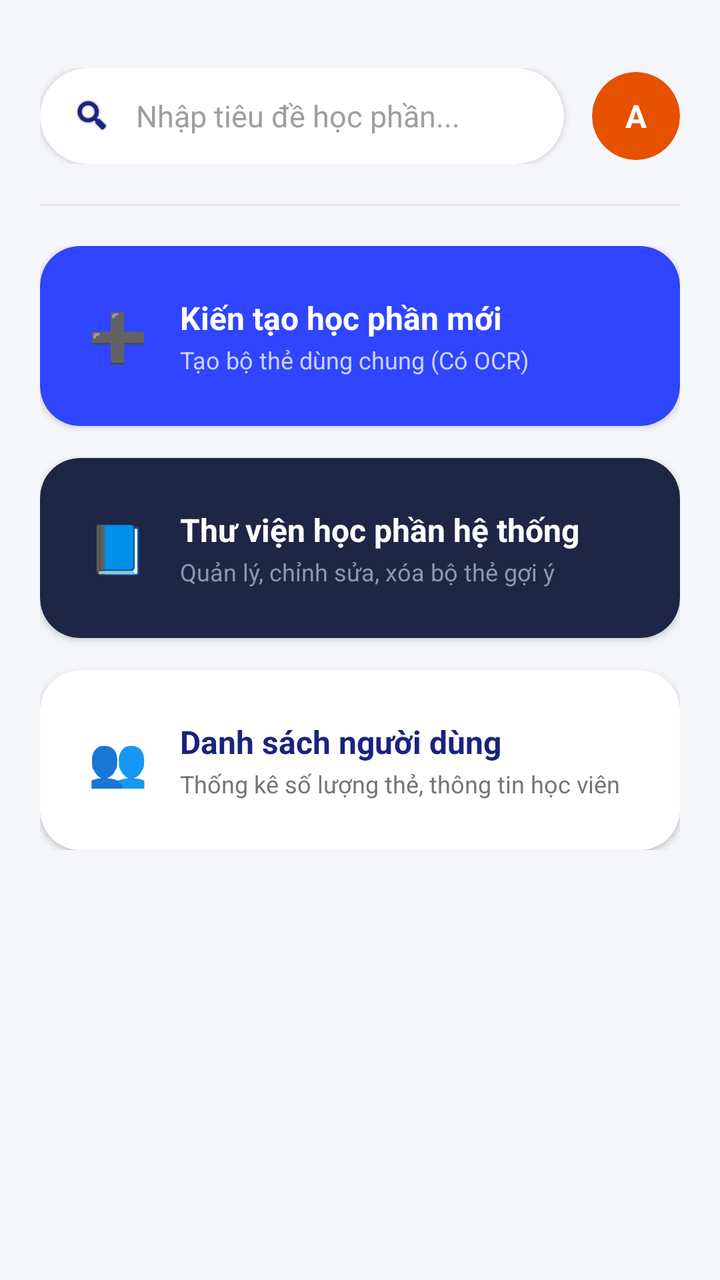
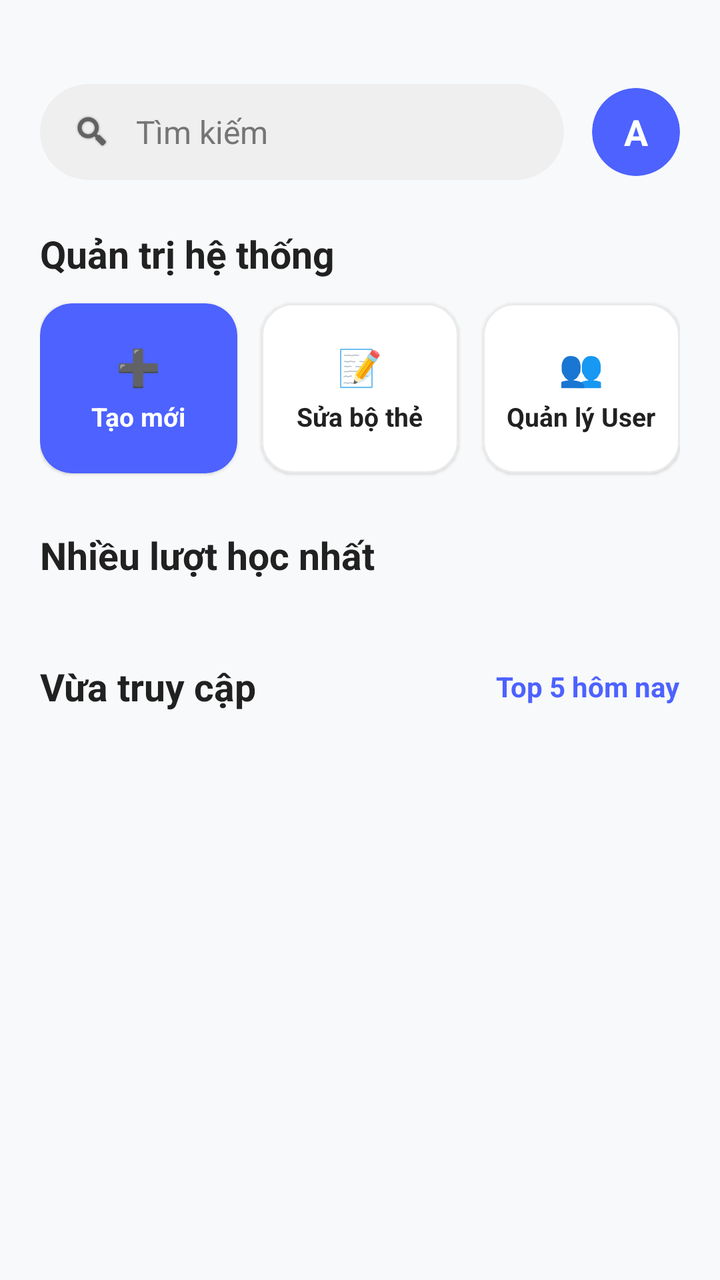

An Android layout rendered at two revisions. The XML below is the earlier revision; the diff shows what the commit changed to produce the second picture.
<!-- AndroidManifest.xml: application theme Theme.FlashcardApp -->
<!-- res/layout/activity_admin_main.xml -->
<?xml version="1.0" encoding="utf-8"?>
<LinearLayout
    xmlns:android="http://schemas.android.com/apk/res/android"
    xmlns:app="http://schemas.android.com/apk/res-auto"
    android:layout_width="match_parent"
    android:layout_height="match_parent"
    android:orientation="vertical"
    android:background="#F4F6FA"
    android:paddingHorizontal="20dp">

    <RelativeLayout
        android:layout_width="match_parent"
        android:layout_height="wrap_content"
        android:layout_marginTop="34dp"> <com.google.android.material.card.MaterialCardView
        android:id="@+id/btnFakeSearchContainer"
        android:layout_width="match_parent"
        android:layout_height="48dp"
        android:layout_toStartOf="@id/cardAdminAvatarWrapper"
        android:layout_marginEnd="14dp"
        android:layout_centerVertical="true"
        app:cardCornerRadius="24dp"
        app:cardElevation="2dp"
        app:strokeWidth="0dp"
        app:cardBackgroundColor="#FFFFFF">

        <LinearLayout
            android:layout_width="match_parent"
            android:layout_height="match_parent"
            android:gravity="center_vertical"
            android:paddingHorizontal="16dp">

            <ImageView
                android:layout_width="20dp"
                android:layout_height="20dp"
                android:src="@android:drawable/ic_search_category_default"
                app:tint="#1A237E"/>

            <TextView
                android:layout_width="match_parent"
                android:layout_height="wrap_content"
                android:layout_marginStart="12dp"
                android:text="Nhập tiêu đề học phần..."
                android:textColor="#9E9E9E"
                android:textSize="15sp"/>
        </LinearLayout>
    </com.google.android.material.card.MaterialCardView>

        <com.google.android.material.card.MaterialCardView
            android:id="@+id/cardAdminAvatarWrapper"
            android:layout_width="44dp"
            android:layout_height="44dp"
            android:layout_alignParentEnd="true"
            android:layout_centerVertical="true"
            app:cardCornerRadius="22dp"
            app:strokeWidth="0dp"
            app:cardBackgroundColor="#E65100">
            <TextView
                android:layout_width="match_parent"
                android:layout_height="match_parent"
                android:gravity="center"
                android:text="A"
                android:textColor="#FFFFFF"
                android:textStyle="bold"
                android:textSize="16sp"/>
        </com.google.android.material.card.MaterialCardView>
    </RelativeLayout>

    <View android:layout_width="match_parent" android:layout_height="1dp" android:background="#EAEAEA" android:layout_marginTop="20dp" android:layout_marginBottom="20dp"/>

    <LinearLayout
        android:layout_width="match_parent"
        android:layout_height="wrap_content"
        android:orientation="vertical">

        <com.google.android.material.card.MaterialCardView
            android:id="@+id/btnMenuCreateDeck"
            android:layout_width="match_parent"
            android:layout_height="90dp"
            android:layout_marginBottom="16dp"
            app:cardCornerRadius="20dp"
            app:cardElevation="2dp"
            app:strokeWidth="0dp"
            app:cardBackgroundColor="#2F45FF">
            <LinearLayout
                android:layout_width="match_parent"
                android:layout_height="match_parent"
                android:gravity="center_vertical"
                android:paddingHorizontal="24dp">
                <TextView android:layout_width="wrap_content" android:layout_height="wrap_content" android:text="➕" android:textSize="24sp" />
                <LinearLayout android:layout_width="wrap_content" android:layout_height="wrap_content" android:orientation="vertical" android:layout_marginStart="16dp">
                    <TextView android:layout_width="wrap_content" android:layout_height="wrap_content" android:text="Kiến tạo học phần mới" android:textColor="#FFFFFF" android:textSize="16sp" android:textStyle="bold"/>
                    <TextView android:layout_width="wrap_content" android:layout_height="wrap_content" android:text="Tạo bộ thẻ dùng chung (Có OCR)" android:textColor="#CDD1FF" android:textSize="12sp" android:layout_marginTop="2dp"/>
                </LinearLayout>
            </LinearLayout>
        </com.google.android.material.card.MaterialCardView>

        <com.google.android.material.card.MaterialCardView
            android:id="@+id/btnMenuGlobalDecks"
            android:layout_width="match_parent"
            android:layout_height="90dp"
            android:layout_marginBottom="16dp"
            app:cardCornerRadius="20dp"
            app:cardElevation="2dp"
            app:strokeWidth="0dp"
            app:cardBackgroundColor="#1E2646">
            <LinearLayout
                android:layout_width="match_parent"
                android:layout_height="match_parent"
                android:gravity="center_vertical"
                android:paddingHorizontal="24dp">
                <TextView android:layout_width="wrap_content" android:layout_height="wrap_content" android:text="📘" android:textSize="24sp" />
                <LinearLayout android:layout_width="wrap_content" android:layout_height="wrap_content" android:orientation="vertical" android:layout_marginStart="16dp">
                    <TextView android:layout_width="wrap_content" android:layout_height="wrap_content" android:text="Thư viện học phần hệ thống" android:textColor="#FFFFFF" android:textSize="16sp" android:textStyle="bold"/>
                    <TextView android:layout_width="wrap_content" android:layout_height="wrap_content" android:text="Quản lý, chỉnh sửa, xóa bộ thẻ gợi ý" android:textColor="#8A99AD" android:textSize="12sp" android:layout_marginTop="2dp"/>
                </LinearLayout>
            </LinearLayout>
        </com.google.android.material.card.MaterialCardView>

        <com.google.android.material.card.MaterialCardView
            android:id="@+id/btnMenuUserList"
            android:layout_width="match_parent"
            android:layout_height="90dp"
            app:cardCornerRadius="20dp"
            app:cardElevation="2dp"
            app:strokeWidth="0dp"
            app:cardBackgroundColor="#FFFFFF">
            <LinearLayout
                android:layout_width="match_parent"
                android:layout_height="match_parent"
                android:gravity="center_vertical"
                android:paddingHorizontal="24dp">
                <TextView android:layout_width="wrap_content" android:layout_height="wrap_content" android:text="👥" android:textSize="24sp" />
                <LinearLayout android:layout_width="wrap_content" android:layout_height="wrap_content" android:orientation="vertical" android:layout_marginStart="16dp">
                    <TextView android:layout_width="wrap_content" android:layout_height="wrap_content" android:text="Danh sách người dùng" android:textColor="#1A237E" android:textSize="16sp" android:textStyle="bold"/>
                    <TextView android:layout_width="wrap_content" android:layout_height="wrap_content" android:text="Thống kê số lượng thẻ, thông tin học viên" android:textColor="#757575" android:textSize="12sp" android:layout_marginTop="2dp"/>
                </LinearLayout>
            </LinearLayout>
        </com.google.android.material.card.MaterialCardView>
    </LinearLayout>
</LinearLayout>
<!-- resources referenced by this layout -->
<resources>
  <style name="Theme.FlashcardApp" parent="Base.Theme.FlashcardApp" />
  <style name="Base.Theme.FlashcardApp" parent="Theme.Material3.DayNight.NoActionBar">
          
          
      </style>
</resources>

<!-- the commit's change to res/layout/activity_admin_main.xml (unified diff, before → after) -->
@@ -1,140 +1,213 @@
 <?xml version="1.0" encoding="utf-8"?>
-<LinearLayout
+<androidx.core.widget.NestedScrollView
     xmlns:android="http://schemas.android.com/apk/res/android"
     xmlns:app="http://schemas.android.com/apk/res-auto"
     android:layout_width="match_parent"
     android:layout_height="match_parent"
-    android:orientation="vertical"
-    android:background="#F4F6FA"
-    android:paddingHorizontal="20dp">
-
-    <RelativeLayout
+    android:fillViewport="true"
+    android:background="#F8F9FA">
+
+    <androidx.constraintlayout.widget.ConstraintLayout
         android:layout_width="match_parent"
         android:layout_height="wrap_content"
-        android:layout_marginTop="34dp"> <com.google.android.material.card.MaterialCardView
-        android:id="@+id/btnFakeSearchContainer"
-        android:layout_width="match_parent"
-        android:layout_height="48dp"
-        android:layout_toStartOf="@id/cardAdminAvatarWrapper"
-        android:layout_marginEnd="14dp"
-        android:layout_centerVertical="true"
-        app:cardCornerRadius="24dp"
-        app:cardElevation="2dp"
-        app:strokeWidth="0dp"
-        app:cardBackgroundColor="#FFFFFF">
-
-        <LinearLayout
-            android:layout_width="match_parent"
-            android:layout_height="match_parent"
-            android:gravity="center_vertical"
-            android:paddingHorizontal="16dp">
-
-            <ImageView
-                android:layout_width="20dp"
-                android:layout_height="20dp"
-                android:src="@android:drawable/ic_search_category_default"
-                app:tint="#1A237E"/>
-
-            <TextView
-                android:layout_width="match_parent"
-                android:layout_height="wrap_content"
-                android:layout_marginStart="12dp"
-                android:text="Nhập tiêu đề học phần..."
-                android:textColor="#9E9E9E"
-                android:textSize="15sp"/>
-        </LinearLayout>
-    </com.google.android.material.card.MaterialCardView>
+        android:padding="20dp">
+
+        <com.google.android.material.card.MaterialCardView
+            android:id="@+id/btnFakeSearchContainer"
+            android:layout_width="0dp"
+            android:layout_height="48dp"
+            android:layout_marginTop="22dp"
+            android:layout_marginEnd="14dp"
+            app:cardCornerRadius="24dp"
+            app:cardElevation="0dp"
+            app:strokeWidth="0dp"
+            app:cardBackgroundColor="#EFEFEF"
+            app:layout_constraintTop_toTopOf="parent"
+            app:layout_constraintStart_toStartOf="parent"
+            app:layout_constraintEnd_toStartOf="@+id/cardAdminAvatarWrapper">
+
+            <LinearLayout
+                android:layout_width="match_parent"
+                android:layout_height="match_parent"
+                android:gravity="center_vertical"
+                android:paddingHorizontal="16dp">
+                <ImageView
+                    android:layout_width="20dp"
+                    android:layout_height="20dp"
+                    android:src="@android:drawable/ic_search_category_default"
+                    app:tint="#616161"
+                    android:importantForAccessibility="no"/>
+                <TextView
+                    android:layout_width="match_parent"
+                    android:layout_height="wrap_content"
+                    android:layout_marginStart="12dp"
+                    android:text="Tìm kiếm"
+                    android:textColor="#757575"
+                    android:textSize="16sp"/>
+            </LinearLayout>
+        </com.google.android.material.card.MaterialCardView>
 
         <com.google.android.material.card.MaterialCardView
             android:id="@+id/cardAdminAvatarWrapper"
             android:layout_width="44dp"
             android:layout_height="44dp"
-            android:layout_alignParentEnd="true"
-            android:layout_centerVertical="true"
             app:cardCornerRadius="22dp"
+            app:cardElevation="0dp"
             app:strokeWidth="0dp"
-            app:cardBackgroundColor="#E65100">
+            app:cardBackgroundColor="#4D62FF"
+            app:layout_constraintTop_toTopOf="@+id/btnFakeSearchContainer"
+            app:layout_constraintBottom_toBottomOf="@+id/btnFakeSearchContainer"
+            app:layout_constraintEnd_toEndOf="parent">
             <TextView
+                android:id="@+id/txtAdminAvatarLetter"
                 android:layout_width="match_parent"
                 android:layout_height="match_parent"
                 android:gravity="center"
                 android:text="A"
                 android:textColor="#FFFFFF"
-                android:textStyle="bold"
-                android:textSize="16sp"/>
-        </com.google.android.material.card.MaterialCardView>
-    </RelativeLayout>
-
-    <View android:layout_width="match_parent" android:layout_height="1dp" android:background="#EAEAEA" android:layout_marginTop="20dp" android:layout_marginBottom="20dp"/>
-
-    <LinearLayout
-        android:layout_width="match_parent"
-        android:layout_height="wrap_content"
-        android:orientation="vertical">
+                android:textSize="18sp"
+                android:textStyle="bold"/>
+        </com.google.android.material.card.MaterialCardView>
+
+        <TextView
+            android:id="@+id/lblAdminTitle"
+            android:layout_width="wrap_content"
+            android:layout_height="wrap_content"
+            android:layout_marginTop="24dp"
+            android:text="Quản trị hệ thống"
+            android:textSize="19sp"
+            android:textStyle="bold"
+            android:textColor="#212121"
+            app:layout_constraintTop_toBottomOf="@+id/btnFakeSearchContainer"
+            app:layout_constraintStart_toStartOf="parent"/>
 
         <com.google.android.material.card.MaterialCardView
             android:id="@+id/btnMenuCreateDeck"
+            android:layout_width="0dp"
+            android:layout_height="85dp"
+            android:layout_marginTop="12dp"
+            android:layout_marginEnd="6dp"
+            app:cardCornerRadius="16dp"
+            app:cardElevation="1dp"
+            app:strokeWidth="0dp"
+            app:cardBackgroundColor="#4D62FF"
+            app:layout_constraintTop_toBottomOf="@+id/lblAdminTitle"
+            app:layout_constraintStart_toStartOf="parent"
+            app:layout_constraintEnd_toStartOf="@+id/btnMenuGlobalDecks">
+            <LinearLayout
+                android:layout_width="match_parent"
+                android:layout_height="match_parent"
+                android:gravity="center"
+                android:orientation="vertical"
+                android:padding="8dp">
+                <TextView android:layout_width="wrap_content" android:layout_height="wrap_content" android:text="➕" android:textSize="18sp" />
+                <TextView android:layout_width="wrap_content" android:layout_height="wrap_content" android:text="Tạo mới" android:textColor="#FFFFFF" android:textSize="13sp" android:textStyle="bold" android:layout_marginTop="4dp"/>
+            </LinearLayout>
+        </com.google.android.material.card.MaterialCardView>
+
+        <com.google.android.material.card.MaterialCardView
+            android:id="@+id/btnMenuGlobalDecks"
+            android:layout_width="0dp"
+            android:layout_height="85dp"
+            android:layout_marginHorizontal="6dp"
+            app:cardCornerRadius="16dp"
+            app:cardElevation="1dp"
+            app:strokeWidth="1dp"
+            app:strokeColor="#EAEAEA"
+            app:cardBackgroundColor="#FFFFFF"
+            app:layout_constraintTop_toTopOf="@+id/btnMenuCreateDeck"
+            app:layout_constraintStart_toEndOf="@+id/btnMenuCreateDeck"
+            app:layout_constraintEnd_toStartOf="@+id/btnMenuUserList">
+            <LinearLayout
+                android:layout_width="match_parent"
+                android:layout_height="match_parent"
+                android:gravity="center"
+                android:orientation="vertical"
+                android:padding="8dp">
+                <TextView android:layout_width="wrap_content" android:layout_height="wrap_content" android:text="📝" android:textSize="18sp" />
+                <TextView android:layout_width="wrap_content" android:layout_height="wrap_content" android:text="Sửa bộ thẻ" android:textColor="#212121" android:textSize="13sp" android:textStyle="bold" android:layout_marginTop="4dp"/>
+            </LinearLayout>
+        </com.google.android.material.card.MaterialCardView>
+
+        <com.google.android.material.card.MaterialCardView
+            android:id="@+id/btnMenuUserList"
+            android:layout_width="0dp"
+            android:layout_height="85dp"
+            android:layout_marginStart="6dp"
+            app:cardCornerRadius="16dp"
+            app:cardElevation="1dp"
+            app:strokeWidth="1dp"
+            app:strokeColor="#EAEAEA"
+            app:cardBackgroundColor="#FFFFFF"
+            app:layout_constraintTop_toTopOf="@+id/btnMenuCreateDeck"
+            app:layout_constraintStart_toEndOf="@+id/btnMenuGlobalDecks"
+            app:layout_constraintEnd_toEndOf="parent">
+            <LinearLayout
+                android:layout_width="match_parent"
+                android:layout_height="match_parent"
+                android:gravity="center"
+                android:orientation="vertical"
+                android:padding="8dp">
+                <TextView android:layout_width="wrap_content" android:layout_height="wrap_content" android:text="👥" android:textSize="18sp" />
+                <TextView android:layout_width="wrap_content" android:layout_height="wrap_content" android:text="Quản lý User" android:textColor="#212121" android:textSize="13sp" android:textStyle="bold" android:layout_marginTop="4dp"/>
+            </LinearLayout>
+        </com.google.android.material.card.MaterialCardView>
+
+        <TextView
+            android:id="@+id/lblTrendingTitle"
+            android:layout_width="wrap_content"
+            android:layout_height="wrap_content"
+            android:layout_marginTop="28dp"
+            android:text="Nhiều lượt học nhất"
+            android:textSize="19sp"
+            android:textStyle="bold"
+            android:textColor="#212121"
+            app:layout_constraintTop_toBottomOf="@+id/btnMenuCreateDeck"
+            app:layout_constraintStart_toStartOf="parent"/>
+
+        <androidx.recyclerview.widget.RecyclerView
+            android:id="@+id/rvAdminTrendingDecks"
             android:layout_width="match_parent"
-            android:layout_height="90dp"
-            android:layout_marginBottom="16dp"
-            app:cardCornerRadius="20dp"
-            app:cardElevation="2dp"
-            app:strokeWidth="0dp"
-            app:cardBackgroundColor="#2F45FF">
-            <LinearLayout
-                android:layout_width="match_parent"
-                android:layout_height="match_parent"
-                android:gravity="center_vertical"
-                android:paddingHorizontal="24dp">
-                <TextView android:layout_width="wrap_content" android:layout_height="wrap_content" android:text="➕" android:textSize="24sp" />
-                <LinearLayout android:layout_width="wrap_content" android:layout_height="wrap_content" android:orientation="vertical" android:layout_marginStart="16dp">
-                    <TextView android:layout_width="wrap_content" android:layout_height="wrap_content" android:text="Kiến tạo học phần mới" android:textColor="#FFFFFF" android:textSize="16sp" android:textStyle="bold"/>
-                    <TextView android:layout_width="wrap_content" android:layout_height="wrap_content" android:text="Tạo bộ thẻ dùng chung (Có OCR)" android:textColor="#CDD1FF" android:textSize="12sp" android:layout_marginTop="2dp"/>
-                </LinearLayout>
-            </LinearLayout>
-        </com.google.android.material.card.MaterialCardView>
-
-        <com.google.android.material.card.MaterialCardView
-            android:id="@+id/btnMenuGlobalDecks"
+            android:layout_height="wrap_content"
+            android:layout_marginTop="12dp"
+            android:nestedScrollingEnabled="false"
+            app:layout_constraintTop_toBottomOf="@+id/lblTrendingTitle"
+            app:layout_constraintStart_toStartOf="parent"
+            app:layout_constraintEnd_toEndOf="parent"/>
+
+        <TextView
+            android:id="@+id/lblMonitorTitle"
+            android:layout_width="wrap_content"
+            android:layout_height="wrap_content"
+            android:layout_marginTop="28dp"
+            android:text="Vừa truy cập"
+            android:textSize="19sp"
+            android:textStyle="bold"
+            android:textColor="#212121"
+            app:layout_constraintTop_toBottomOf="@+id/rvAdminTrendingDecks"
+            app:layout_constraintStart_toStartOf="parent"/>
+
+        <TextView
+            android:id="@+id/txtActiveUserCount"
+            android:layout_width="wrap_content"
+            android:layout_height="wrap_content"
+            android:text="Top 5 hôm nay"
+            android:textColor="#4D62FF"
+            android:textStyle="bold"
+            android:textSize="14sp"
+            app:layout_constraintTop_toTopOf="@+id/lblMonitorTitle"
+            app:layout_constraintBottom_toBottomOf="@+id/lblMonitorTitle"
+            app:layout_constraintEnd_toEndOf="parent"/>
+
+        <androidx.recyclerview.widget.RecyclerView
+            android:id="@+id/rvAdminActiveUsersToday"
             android:layout_width="match_parent"
-            android:layout_height="90dp"
-            android:layout_marginBottom="16dp"
-            app:cardCornerRadius="20dp"
-            app:cardElevation="2dp"
-            app:strokeWidth="0dp"
-            app:cardBackgroundColor="#1E2646">
-            <LinearLayout
-                android:layout_width="match_parent"
-                android:layout_height="match_parent"
-                android:gravity="center_vertical"
-                android:paddingHorizontal="24dp">
-                <TextView android:layout_width="wrap_content" android:layout_height="wrap_content" android:text="📘" android:textSize="24sp" />
-                <LinearLayout android:layout_width="wrap_content" android:layout_height="wrap_content" android:orientation="vertical" android:layout_marginStart="16dp">
-                    <TextView android:layout_width="wrap_content" android:layout_height="wrap_content" android:text="Thư viện học phần hệ thống" android:textColor="#FFFFFF" android:textSize="16sp" android:textStyle="bold"/>
-                    <TextView android:layout_width="wrap_content" android:layout_height="wrap_content" android:text="Quản lý, chỉnh sửa, xóa bộ thẻ gợi ý" android:textColor="#8A99AD" android:textSize="12sp" android:layout_marginTop="2dp"/>
-                </LinearLayout>
-            </LinearLayout>
-        </com.google.android.material.card.MaterialCardView>
-
-        <com.google.android.material.card.MaterialCardView
-            android:id="@+id/btnMenuUserList"
-            android:layout_width="match_parent"
-            android:layout_height="90dp"
-            app:cardCornerRadius="20dp"
-            app:cardElevation="2dp"
-            app:strokeWidth="0dp"
-            app:cardBackgroundColor="#FFFFFF">
-            <LinearLayout
-                android:layout_width="match_parent"
-                android:layout_height="match_parent"
-                android:gravity="center_vertical"
-                android:paddingHorizontal="24dp">
-                <TextView android:layout_width="wrap_content" android:layout_height="wrap_content" android:text="👥" android:textSize="24sp" />
-                <LinearLayout android:layout_width="wrap_content" android:layout_height="wrap_content" android:orientation="vertical" android:layout_marginStart="16dp">
-                    <TextView android:layout_width="wrap_content" android:layout_height="wrap_content" android:text="Danh sách người dùng" android:textColor="#1A237E" android:textSize="16sp" android:textStyle="bold"/>
-                    <TextView android:layout_width="wrap_content" android:layout_height="wrap_content" android:text="Thống kê số lượng thẻ, thông tin học viên" android:textColor="#757575" android:textSize="12sp" android:layout_marginTop="2dp"/>
-                </LinearLayout>
-            </LinearLayout>
-        </com.google.android.material.card.MaterialCardView>
-    </LinearLayout>
-</LinearLayout>
+            android:layout_height="wrap_content"
+            android:layout_marginTop="12dp"
+            android:nestedScrollingEnabled="false"
+            app:layout_constraintTop_toBottomOf="@+id/lblMonitorTitle"
+            app:layout_constraintStart_toStartOf="parent"
+            app:layout_constraintEnd_toEndOf="parent"/>
+
+    </androidx.constraintlayout.widget.ConstraintLayout>
+</androidx.core.widget.NestedScrollView>
